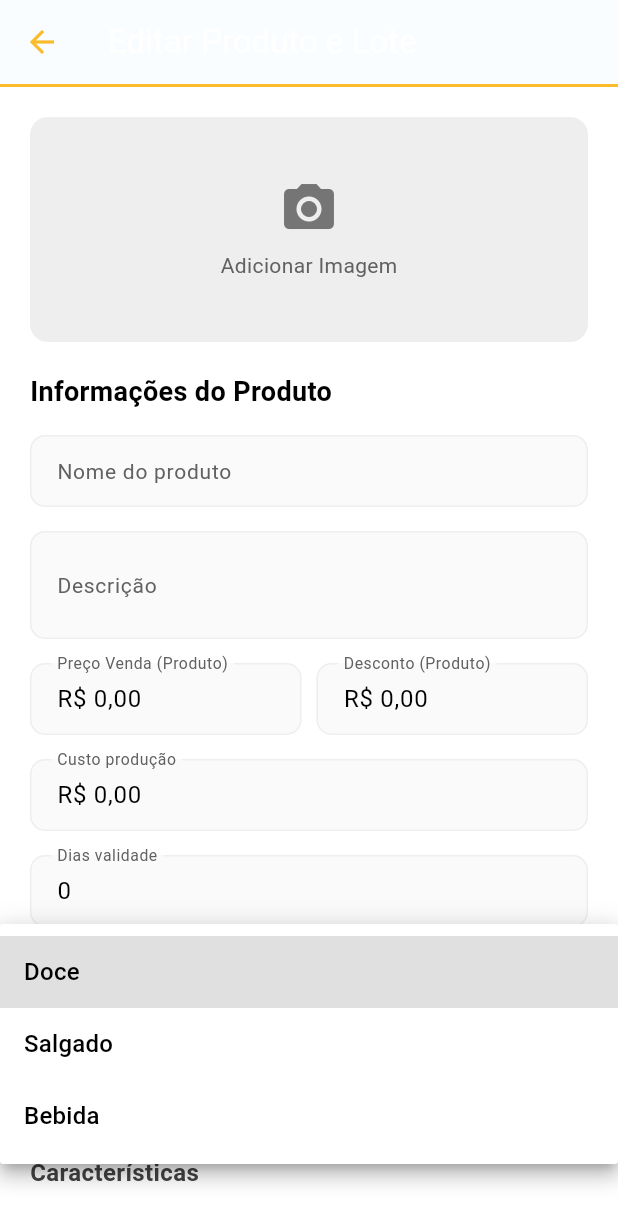
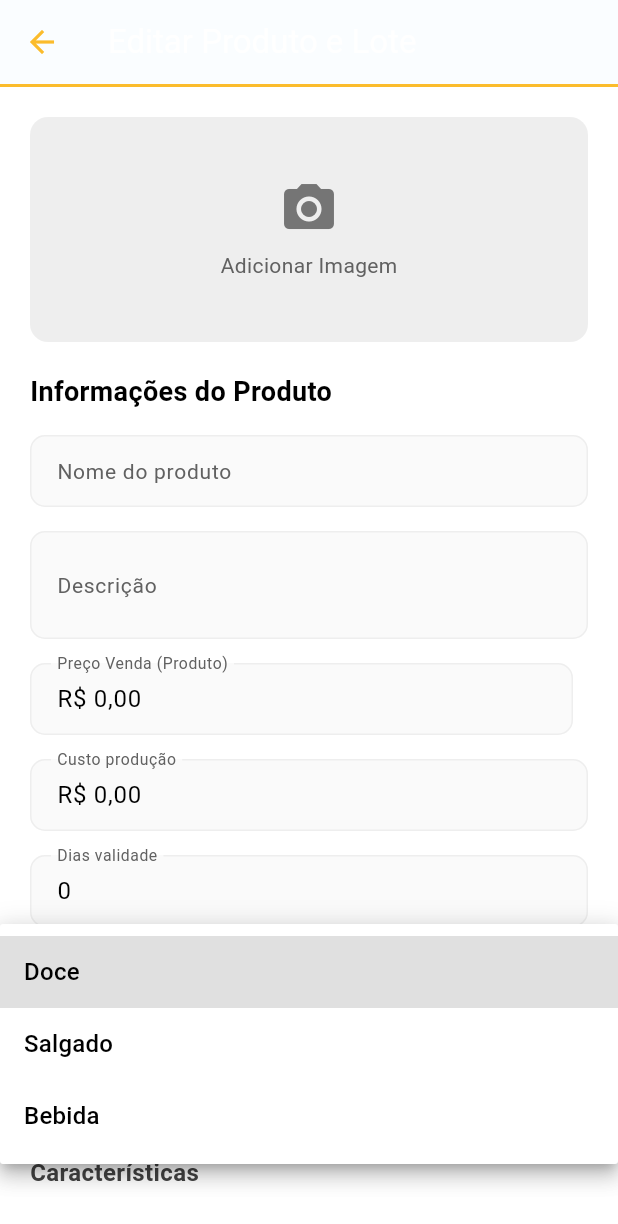
Before and after one commit to LucasMel00/vizinhos_app, a Flutter app: the EditProductScreen screen opened directly with empty values, after a tap on "Grande", after a tap on "Categoria", on a phone screen of 412 x 824 dp. Shown: the top 1224 px of the screen. Run offline on Flutter 3.47's test engine with Material 3 defaults, Android fonts, the phone set to English and light mode, and no system bars; our stand-ins replace file_picker, flutter_masked_text2, flutter_secure_storage, geocoding, google_maps_flutter, image_picker and 3 more; accounts and stored records are empty; network calls fail.

Commit message:
ajustado produto

```diff
--- a/lib/screens/vendor/vendor_edit_product_page.dart
+++ b/lib/screens/vendor/vendor_edit_product_page.dart
@@ -466,13 +466,7 @@ class _EditProductScreenState extends State<EditProductScreen> {
                         ),
                       ),
                       const SizedBox(width: 10),
-                      Expanded(
-                        child: TextFormField(
-                          controller: discountCtrl,
-                          decoration: dec.copyWith(labelText: 'Desconto (Produto)'),
-                          keyboardType: TextInputType.number,
-                        ),
-                      ),
+
                     ],
                   ),
                   const SizedBox(height: 16),
```
Also changed, not shown: lib/screens/vendor/vendor_create_product_page.dart (+19 -19 lines).
